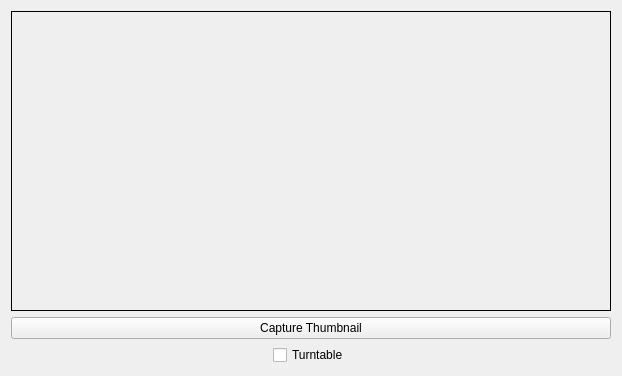
Old version of the form general/python/ccgeneral/wizard/pages/thumbnail_page.ui in the repository mrmcdog23/controlChaos.
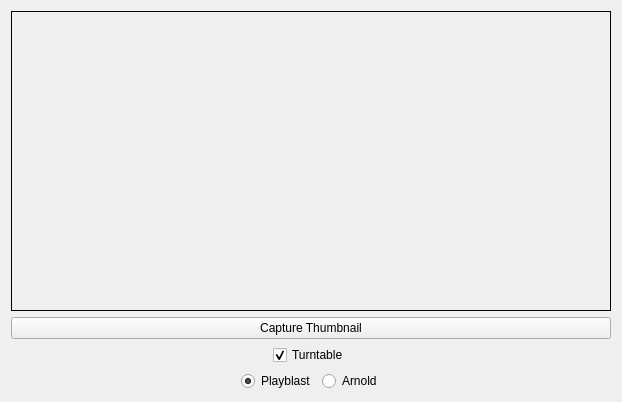
New version of the form.

What changed in the file:
```diff
--- a/general/python/ccgeneral/wizard/pages/thumbnail_page.ui
+++ b/general/python/ccgeneral/wizard/pages/thumbnail_page.ui
@@ -83,6 +83,9 @@
        <property name="text">
         <string>Turntable</string>
        </property>
+       <property name="checked">
+        <bool>true</bool>
+       </property>
       </widget>
      </item>
      <item>
@@ -100,6 +103,53 @@
      </item>
     </layout>
    </item>
+   <item row="3" column="0">
+    <layout class="QHBoxLayout" name="horizontalLayout_2">
+     <item>
+      <spacer name="horizontalSpacer_3">
+       <property name="orientation">
+        <enum>Qt::Horizontal</enum>
+       </property>
+       <property name="sizeHint" stdset="0">
+        <size>
+         <width>40</width>
+         <height>20</height>
+        </size>
+       </property>
+      </spacer>
+     </item>
+     <item>
+      <widget class="QRadioButton" name="rbn_playblast">
+       <property name="text">
+        <string>Playblast</string>
+       </property>
+       <property name="checked">
+        <bool>true</bool>
+       </property>
+      </widget>
+     </item>
+     <item>
+      <widget class="QRadioButton" name="rbn_arnold">
+       <property name="text">
+        <string>Arnold</string>
+       </property>
+      </widget>
+     </item>
+     <item>
+      <spacer name="horizontalSpacer_4">
+       <property name="orientation">
+        <enum>Qt::Horizontal</enum>
+       </property>
+       <property name="sizeHint" stdset="0">
+        <size>
+         <width>40</width>
+         <height>20</height>
+        </size>
+       </property>
+      </spacer>
+     </item>
+    </layout>
+   </item>
   </layout>
  </widget>
  <resources/>
```
